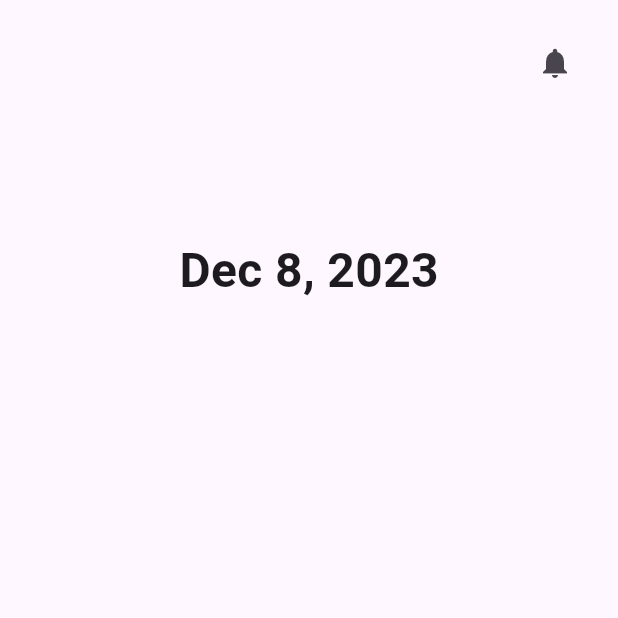
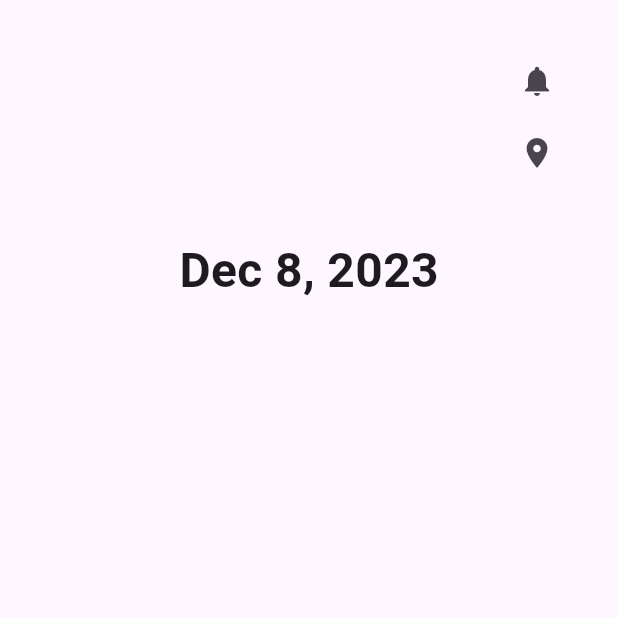
Before and after one commit to aksoyalpi/Prayers, a Flutter app: the screen it shows after launch, on a phone screen of 412 x 824 dp, the top half of it. Run offline on Flutter 3.47's test engine with Material 3 defaults, Android fonts, the phone set to English and light mode, and no system bars; our stand-ins replace awesome_notifications, google_fonts, location, shared_preferences.

Commit message:
created location setting dialog and icon in main page (does not work now)

```diff
--- a/lib/main.dart
+++ b/lib/main.dart
@@ -1,4 +1,3 @@
-import 'package:flutter/cupertino.dart';
 import 'package:flutter/material.dart';
 import 'package:flutter/services.dart';
 import 'package:intl/intl.dart';
@@ -10,6 +9,7 @@ import 'package:shared_preferences/shared_preferences.dart';
 import 'package:google_fonts/google_fonts.dart';
 
 import 'notify.dart';
+import 'location_dialog.dart';
 
 // TODO: check out of bounds
 // TODO: 30 (day) is out of bounds better: day-1
@@ -128,6 +128,14 @@ class _MyHomePageState extends State<MyHomePage> {
     });
   }
 
+  void showLocationSetting() {
+    showDialog(
+        context: context,
+        builder: (context) => const Location(),
+        barrierDismissible: true
+    );
+  }
+
   TextEditingController cityController = TextEditingController();
 
   @override
@@ -136,7 +144,33 @@ class _MyHomePageState extends State<MyHomePage> {
       body: Stack(
         alignment: Alignment.center,
         children: [
-          Align(
+          Padding(
+            padding: EdgeInsets.only(right: 30, top: 30),
+            child: Align(
+                alignment: Alignment.topRight,
+                child: Column(
+                  crossAxisAlignment: CrossAxisAlignment.end,
+                  mainAxisAlignment: MainAxisAlignment.start,
+                  children: [
+                    IconButton(
+                        padding: const EdgeInsets.symmetric(vertical: 5),
+                        splashColor: Colors.transparent,
+                        highlightColor: Colors.transparent,
+                        onPressed: () => showSetting(),
+                        icon: Icon(_notificationIcon)
+                    ),
+                    IconButton(
+                      padding: const EdgeInsets.symmetric(vertical: 5),
+                      splashColor: Colors.transparent,
+                      highlightColor: Colors.transparent,
+                      onPressed: () => showLocationSetting(),
+                      icon: const Icon(Icons.location_on),
+                    )
+                  ],
+                )
+            ),
+          ),
+          /*Align(
             alignment: Alignment.topRight,
             child: IconButton(
                 padding: const EdgeInsets.all(30),
@@ -145,6 +179,15 @@ class _MyHomePageState extends State<MyHomePage> {
                 onPressed: () => showSetting(),
                 icon: Icon(_notificationIcon)),
           ),
+          Align(
+            alignment: Alignment.topRight,
+            child: IconButton(
+                padding: EdgeInsetsDirectional.fromSTEB(0, 30, 20, 0),
+                splashColor: Colors.transparent,
+                highlightColor: Colors.transparent,
+                onPressed: () => showLocationSetting(),
+                icon: const Icon(Icons.location_on),
+            )),*/
           Column(
             mainAxisAlignment: MainAxisAlignment.spaceEvenly,
             crossAxisAlignment: CrossAxisAlignment.center,
```
Also changed, not shown: lib/location_dialog.dart (added, +80 -0 lines).
